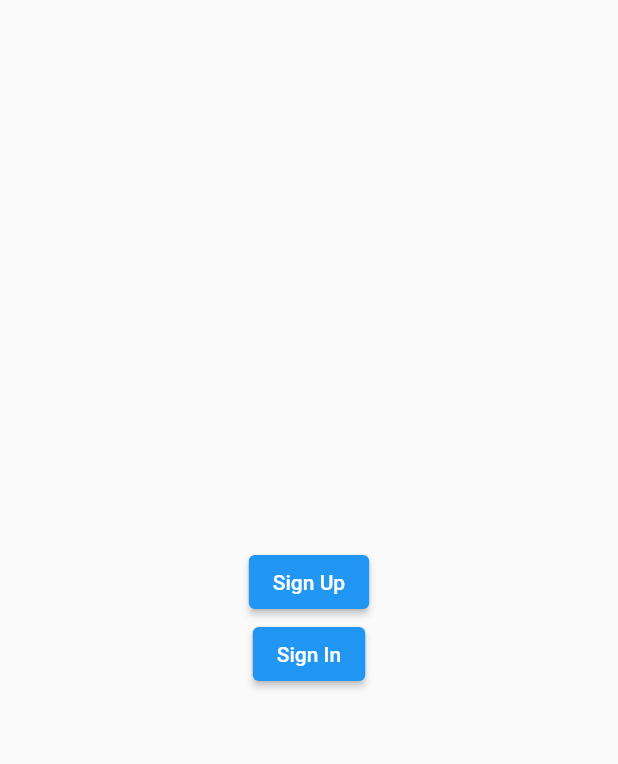
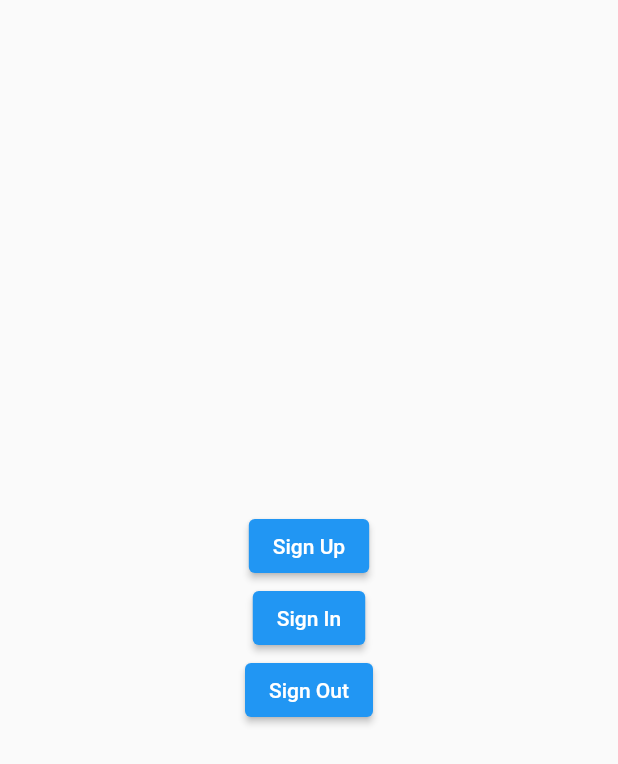
Before and after one commit to chandrafebrian/chandra_pos, a Flutter app: the screen it shows after launch, after a tap on "Sign In", on a phone screen of 412 x 824 dp. Shown: the top 764 px of the screen. Run offline on Flutter 3.47's test engine with Material 2 defaults, Android fonts, the phone set to English and light mode, and no system bars; our stand-ins replace cloud_firestore, equatable, firebase_auth, firebase_core; accounts and stored records are empty; network calls fail.

Commit message:
up
Signed-off-by: chandrafebrian <chandrafebrian99@gmail.com>

```diff
--- a/lib/main.dart
+++ b/lib/main.dart
@@ -44,6 +44,12 @@ class MyApp extends StatelessWidget {
                 },
                 child: const Text('Sign In'),
               ),
+              ElevatedButton(
+                onPressed: () async {
+                  await AuthServices().signOut();
+                },
+                child: const Text('Sign Out'),
+              ),
             ],
           ),
         ),
--- a/lib/services/auth_services.dart
+++ b/lib/services/auth_services.dart
@@ -26,8 +26,12 @@ class AuthServices {
       Pengguna pengguna = await result.user!.fromFirestoreNih();
       return SignSignUpResult(pengguna: pengguna);
     } catch (e) {
-      return SignSignUpResult(pesan: e.toString());
+      return SignSignUpResult(pesan: e.toString().split(',')[1]);
     }
+  }
+
+  Future<void> signOut() async {
+    await _auth.signOut();
   }
 }
 
```
